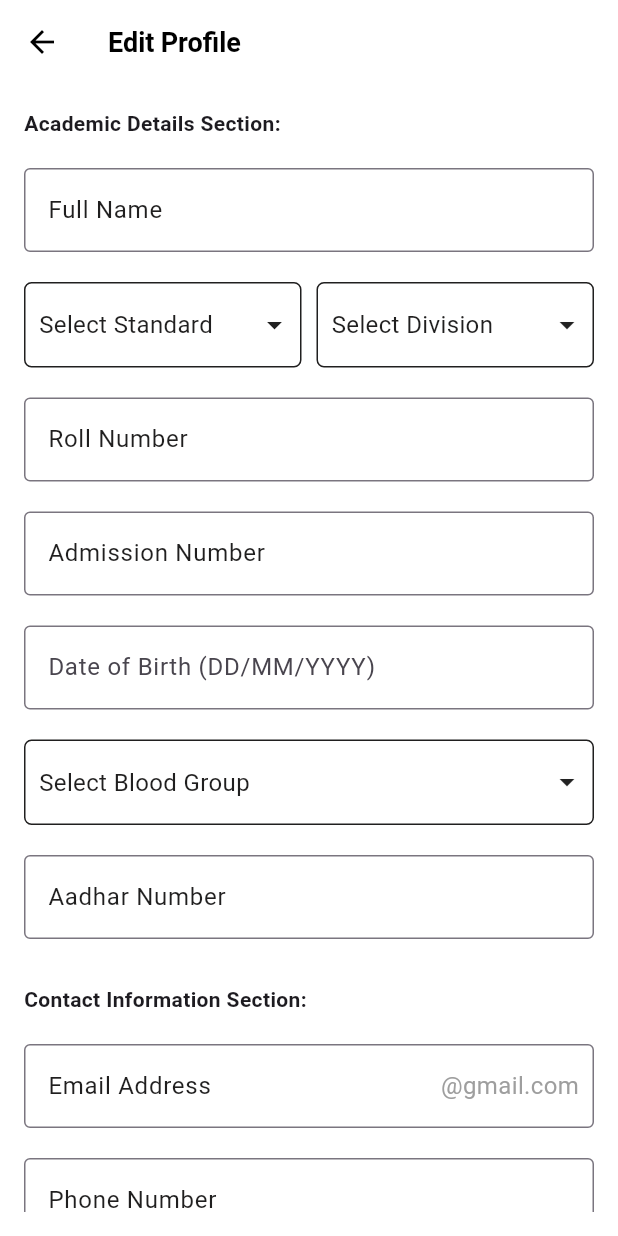
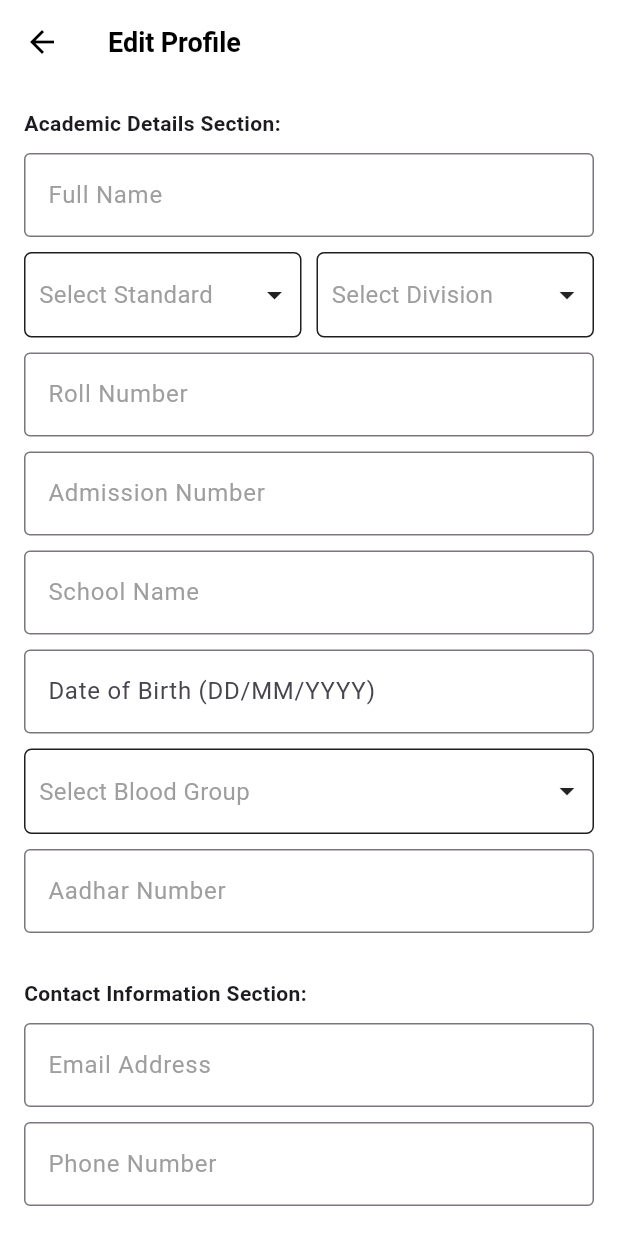
Before and after one commit to Muhammadadnan378/pencilo, a Flutter app: the EditProfilePage screen opened directly, on a phone screen of 412 x 824 dp. Run offline on Flutter 3.47's test engine with Material 3 defaults, Android fonts, the light colour scheme and no system bars; our stand-ins replace cloud_firestore, connectivity_plus, firebase_auth, firebase_core, firebase_storage, geocoding and 11 more; accounts and stored records are empty.

Commit message:
work on text field validation and added gender field in login and add school name into edit

```diff
--- a/lib/model/student_model.dart
+++ b/lib/model/student_model.dart
@@ -58,6 +58,9 @@ class StudentModel extends HiveObject {
   @HiveField(18)
   String? profileUrl;
 
+  @HiveField(19)
+  String? gender;
+
   StudentModel({
     this.uid,
     this.fullName,
@@ -76,7 +79,8 @@ class StudentModel extends HiveObject {
     this.division,
     this.currentLocation,
     this.isStudent,
-    this.profileUrl
+    this.profileUrl,
+    this.gender,
   });
 
   // Convert StudentModel to Map
@@ -100,6 +104,7 @@ class StudentModel extends HiveObject {
       'currentLocation': currentLocation, // Store empty string if null
       'isStudent': isStudent, // Store default value if null
       'profileUrl': profileUrl, // Store empty string if null
+      'gender': gender, // Store empty string if null
     };
   }
 
@@ -124,6 +129,7 @@ class StudentModel extends HiveObject {
       currentLocation: map['currentLocation'] ?? '',
       isStudent: map['isStudent'] ?? true,
       profileUrl: map['profileUrl'] ?? '',
+      gender: map['gender'] ?? '',
     );
   }
 }
--- a/lib/model/teacher_model.dart
+++ b/lib/model/teacher_model.dart
@@ -43,6 +43,9 @@ class TeacherModel {
   @HiveField(13)
   String? profileUrl;
 
+  @HiveField(14)
+  String? gender;
+
   TeacherModel({
     this.uid,
     this.fullName,
@@ -57,6 +60,7 @@ class TeacherModel {
     this.email,
     this.residentialAddress,
     this.profileUrl,
+    this.gender,
   });
 
   // Convert TeacherModel to Map
@@ -75,6 +79,7 @@ class TeacherModel {
       'email': email, // Store empty string if null
       'residentialAddress': residentialAddress, // Store empty string if null
       'profileUrl': profileUrl, // Store empty string if null
+      'gender': gender, // Store empty string if null
     };
   }
 
@@ -94,6 +99,7 @@ class TeacherModel {
       email: map['email'] ?? '',
       residentialAddress: map['residentialAddress'] ?? '',
       profileUrl: map['profileUrl'] ?? '',
+      gender: map['gender'] ?? '',
     );
   }
 }
--- a/lib/view/profile_view/edit_profile_view.dart
+++ b/lib/view/profile_view/edit_profile_view.dart
@@ -2,17 +2,10 @@ import 'package:flutter/material.dart';
 import 'package:get/get.dart';
 import 'package:pencilo/data/consts/const_import.dart';
 import 'package:pencilo/data/custom_widget/custom_media_query.dart';
-
 import '../../controller/profile_controller.dart';
 import '../../data/current_user_data/current_user_Data.dart'; // For Firebase integration
 
-import 'package:flutter/material.dart';
-import 'package:get/get.dart';
-import 'package:pencilo/data/consts/const_import.dart';
-import 'package:pencilo/data/custom_widget/custom_media_query.dart';
-
-import '../../controller/profile_controller.dart';
-import '../../data/current_user_data/current_user_Data.dart'; // For Firebase integration
+final _formKey = GlobalKey<FormState>();
 
 class EditProfilePage extends StatelessWidget {
   final ProfileController controller = Get.put(ProfileController());
@@ -23,26 +16,38 @@ class EditProfilePage extends StatelessWidget {
       appBar: AppBar(title: Text('Edit Profile')),
       body: Padding(
         padding: const EdgeInsets.all(16.0),
+        child: Form(
+          key: _formKey,
           child: ListView(
             children: [
               // Academic Details Section
               Text('Academic Details Section:', style: TextStyle(fontWeight: FontWeight.bold)),
               SizedBox(height: 10),
-            // Inside the body of the EditProfilePage
-            _buildTextField('Full Name', controller.fullNameController),
-
+              _buildTextField('Full Name', isName: true, controller.fullNameController),
               if (CurrentUserData.isTeacher)
                 _buildTextField('Subject', controller.subjectController),
-
-            if (!CurrentUserData.isTeacher)
               Row(
                 children: [
                   Expanded(
-                    child: _buildClassDropdown(),
+                    child: Obx((){
+                      controller.selectedStandard.value;
+                      return _buildDropdown(
+                        subjects: controller.standards,
+                        selectedValue: controller.selectedStandard,
+                        dropdownTitle: "Select Standard",
+                      );
+                    }),
                   ),
                   SizedBox(width: 10),
                   Expanded(
-                    child: _buildSectionDropdown(),
+                    child: Obx((){
+                      controller.selectedDivision.value;
+                      return _buildDropdown(
+                        subjects: controller.divisions,
+                        selectedValue: controller.selectedDivision,
+                        dropdownTitle: "Select Division",
+                      );
+                    }),
                   ),
                 ],
               ),
@@ -50,23 +55,44 @@ class EditProfilePage extends StatelessWidget {
                 _buildTextField('Roll Number', controller.rollNumberController, keyboardType: TextInputType.number),
               if (!CurrentUserData.isTeacher)
                 _buildTextField('Admission Number', controller.admissionNumberController, keyboardType: TextInputType.number),
+              if (!CurrentUserData.isTeacher)
+                _buildTextField('School Name', controller.schoolNameController, keyboardType: TextInputType.text),
 
               _buildDatePickerField('Date of Birth (DD/MM/YYYY)', controller.dobController, context),
-            _buildBloodGroupDropdown(),
-            _buildTextField('Aadhar Number', controller.aadharNumberController, keyboardType: TextInputType.number), // Numeric keyboard for Aadhar number
+              Obx((){
+                controller.selectedBloodGroup.value;
+                return _buildDropdown(
+                  subjects: controller.bloodGroups,
+                  selectedValue: controller.selectedBloodGroup,
+                  dropdownTitle: "Select Blood Group",
+                );
+              }),
+              _buildTextField(
+                  'Aadhar Number',
+                  isAadharNumber: true,
+                  controller.aadharNumberController,
+                  keyboardType: TextInputType.number,
+                  errorMessage: "Aadhar number should be 12 digits"
+              ),
 
               // Contact Information Section
               SizedBox(height: 20),
               Text('Contact Information Section:', style: TextStyle(fontWeight: FontWeight.bold)),
               SizedBox(height: 10),
-            _buildTextField('Email Address', controller.emailController, keyboardType: TextInputType.emailAddress, isEmail: true),
-            _buildTextField('Phone Number', controller.phoneNumberController, keyboardType: TextInputType.phone), // Numeric keyboard for Phone Number
+              _buildTextField(
+                  'Email Address',
+                  controller.emailController,
+                  keyboardType: TextInputType.emailAddress,
+                  isEmail: true,
+                  errorMessage: "Email should contain '@gmail.com'"
+              ),
+              _buildTextField('Phone Number', isPhoneNumber: true, controller.phoneNumberController, keyboardType: TextInputType.phone), // Numeric keyboard for Phone Number
               _buildTextField('Residential Address', controller.residentialAddressController, keyboardType: TextInputType.streetAddress),
 
               if (!CurrentUserData.isTeacher)
                 _buildTextField('Parent/Guardian Name', controller.parentNameController, keyboardType: TextInputType.streetAddress),
               if (!CurrentUserData.isTeacher)
-              _buildTextField('Parent/Guardian Phone Number', controller.parentPhoneController, keyboardType: TextInputType.phone), // Numeric keyboard for Parent/Guardian Phone
+                _buildTextField('Parent/Guardian Phone Number',isGurdianPhone: true, controller.parentPhoneController, keyboardType: TextInputType.phone), // Numeric keyboard for Parent/Guardian Phone
 
               // Done Button
               SizedBox(height: 20),
@@ -74,216 +100,114 @@ class EditProfilePage extends StatelessWidget {
                   ? Center(child: CircularProgressIndicator())
                   : ElevatedButton(
                 onPressed: () {
+                  if (_formKey.currentState!.validate()) {
+                    controller.isLoading(true);
+                    controller.updateProfile(context).then((value) {
                       controller.isLoading(false);
-                controller.saveProfileData(context).then((value) {
-                  controller.isLoading(false);
-                },);
+                    });
+                  }
                 },
-              child: Text('Done'),
                 style: ElevatedButton.styleFrom(backgroundColor: Colors.blue),
+                child: Text('Update Profile'),
               )),
               SizedBox(height: 20),
             ],
           ),
         ),
+      ),
     );
   }
 
-  // Class Dropdown
-// Custom Dropdown with dividers between items
-  Widget _buildClassDropdown() {
-    final List<String> classes = ['4th', '5th', '6th', '7th', '8th', '9th', '10th'];
+  Widget _buildTextField(
+      String label,
+      TextEditingController textFieldControl, {
+        TextInputType keyboardType = TextInputType.text,
+        bool isName = false,
+        bool isAadharNumber = false,
+        bool isEmail = false,
+        bool isPhoneNumber = false,
+        bool isGurdianPhone = false,
+        String? errorMessage, // Add optional errorMessage parameter for validation
+        String isFieldEmpty = "",
+      }) {
+    return Padding(
+      padding: const EdgeInsets.only(bottom: 10.0),
+      child: TextFormField(
+        controller: textFieldControl,
+        keyboardType: keyboardType,
+        autovalidateMode: AutovalidateMode.onUserInteraction, // Automatically validates when the user interacts
+        validator: (value) {
+          return controller.validation(
+            isGurdianPhone: isGurdianPhone,
+            isPhoneNumber: isPhoneNumber,
+            isEmail: isEmail,
+            isAadharNumber: isAadharNumber,
+            isName: isName,
+            value: value!,
+          );
+        },
+        decoration: InputDecoration(
+          labelText: label,
+          labelStyle: TextStyle(fontWeight: FontWeight.w400, fontSize: 16,color: grayColor),
+          border: OutlineInputBorder(),
+        ),
+      ),
+    );
+  }
 
+  Widget _buildDropdown({
+    required List<String> subjects,
+    required RxString selectedValue,
+    required String dropdownTitle,
+  }) {
     return Padding(
-      padding: const EdgeInsets.symmetric(vertical: 10),
-      child: Obx(() {
-        return CustomCard(
+      padding: const EdgeInsets.only(bottom: 10.0),
+      child: CustomCard(
         borderRadius: 5,
         height: 57,
         border: Border.all(color: blackColor),
         child: PopupMenuButton<String>(
           color: whiteColor,
           onSelected: (String value) {
-              controller.selectedClass.value = value;
+            selectedValue.value = value;
           },
           itemBuilder: (BuildContext context) {
-              return classes.map((classItem) {
+            return subjects.map((item) {
               return PopupMenuItem<String>(
-                  value: classItem,
+                value: item,
                 child: Column(
                   children: [
-                      Text(classItem),  // Display the class
-                      Divider(), // Divider added after each item
+                    Text(item),
+                    Divider(),
                   ],
                 ),
               );
             }).toList();
           },
-            child: Row(
+          child: Obx(() => Row(
             children: [
-                SizedBox(width: 9,),
+              const SizedBox(width: 9),
               CustomText(
-                  text:controller.selectedClass.value.isEmpty
-                      ? "Select Standard"
-                      : controller.selectedClass.value,
-                  color: blackColor,
+                text: selectedValue.value.isEmpty
+                    ? dropdownTitle
+                    : selectedValue.value,
+                color: selectedValue.value.isNotEmpty ? blackColor : grayColor,
                 size: 16,
                 fontWeight: FontWeight.w400,
               ),
-                Spacer(),
-                Icon(Icons.arrow_drop_down),
-                SizedBox(width: 5,)
+              const Spacer(),
+              const Icon(Icons.arrow_drop_down),
+              const SizedBox(width: 5),
             ],
-            ),
-          ),
-        );
-      }),
-    );
-  }
-  // Section Dropdown
-  Widget _buildSectionDropdown() {
-    final List<String> sections = ['A', 'B', 'C', 'D', 'E', 'F', 'G', 'H', 'I', 'J'];
-
-    return Padding(
-      padding: const EdgeInsets.symmetric(vertical: 10),
-      child: Obx(() {
-        return CustomCard(
-          borderRadius: 5,
-          height: 57,
-          border: Border.all(color: blackColor),
-          child: PopupMenuButton<String>(
-            color: whiteColor,
-            onSelected: (String value) {
-              controller.selectedSection.value = value;
-            },
-            itemBuilder: (BuildContext context) {
-              return sections.map((section) {
-                return PopupMenuItem<String>(
-                  value: section,
-                  child: Column(
-                    children: [
-                      Text(section),  // Display the section
-                      Divider(), // Divider added after each item
-                    ],
-                  ),
-                );
-              }).toList();
-            },
-            child: Row(
-              children: [
-                SizedBox(width: 9),
-                CustomText(
-                  text: controller.selectedSection.value.isEmpty
-                      ? "Select Division"
-                      : controller.selectedSection.value,
-                  color: blackColor,
-                  size: 16,
-                  fontWeight: FontWeight.w400,
-                ),
-                Spacer(),
-                Icon(Icons.arrow_drop_down),
-                SizedBox(width: 5),
-              ],
-            ),
-          ),
-        );
-      }),
-    );
-  }
-
-  Widget _buildTextField(
-      String label,
-      TextEditingController controller,
-      {
-        TextInputType keyboardType = TextInputType.text,
-        bool isEmail = false
-      }
-      ) {
-    return Padding(
-      padding: const EdgeInsets.symmetric(vertical: 10),
-      child: TextFormField(
-        controller: controller,
-        keyboardType: keyboardType,
-        decoration: InputDecoration(
-          labelText: label,
-          labelStyle: TextStyle(
-            fontWeight: FontWeight.w400,
-            fontSize: 16,
-            color: blackColor,
-          ),
-          suffixIcon: isEmail ? SizedBox(
-            width: SizeConfig.screenWidth * 0.4,
-            child: Padding(
-              padding: const EdgeInsets.only(right: 10.0),
-              child: Align(
-                alignment: Alignment.centerRight,
-                child: CustomText(
-                  text: "@gmail.com",
-                  size: 16,
-                  color: grayColor,
-                ),
-              ),
-            ),
-          )
-              : SizedBox(),
-          border: OutlineInputBorder(),
+          )),
         ),
       ),
     );
   }
 
-// Blood Group Dropdown
-  Widget _buildBloodGroupDropdown() {
-    return Padding(
-      padding: const EdgeInsets.symmetric(vertical: 10),
-      child: Obx(() {
-        return CustomCard(
-          borderRadius: 5,
-          height: 57,
-          border: Border.all(color: blackColor),
-          child: PopupMenuButton<String>(
-            color: whiteColor,
-            onSelected: (String value) {
-              controller.selectedBloodGroup.value = value;
-            },
-            itemBuilder: (BuildContext context) {
-              return controller.bloodGroups.map((bloodGroup) {
-                return PopupMenuItem<String>(
-                  value: bloodGroup,
-                  child: Column(
-                    children: [
-                      Text(bloodGroup), // Display the blood group
-                      Divider(), // Divider added after each item
-                    ],
-                  ),
-                );
-              }).toList();
-            },
-            child: Row(
-              children: [
-                SizedBox(width: 9),
-                CustomText(
-                  text: controller.selectedBloodGroup.value.isEmpty
-                      ? "Select Blood Group"
-                      : controller.selectedBloodGroup.value,
-                  color: blackColor,
-                  size: 16,
-                  fontWeight: FontWeight.w400,
-                ),
-                Spacer(),
-                Icon(Icons.arrow_drop_down),
-                SizedBox(width: 5),
-              ],
-            ),
-          ),
-        );
-      }),
-    );
-  }
-
   Widget _buildDatePickerField(String label, TextEditingController Textcontroller, BuildContext context) {
     return Padding(
-      padding: const EdgeInsets.symmetric(vertical: 10),
+      padding: const EdgeInsets.only(bottom: 10.0),
       child: GestureDetector(
         onTap: () {
           controller.pickDateOfBirth(context);
```
Also changed, not shown: lib/controller/login_controller.dart (+11 -29 lines), lib/controller/profile_controller.dart (+50 -134 lines), lib/data/current_user_data/current_user_Data.dart (+3 -34 lines), lib/view/login_view/login_view.dart (+54 -82 lines), lib/model/student_model.g.dart, lib/model/teacher_model.g.dart. Lines whose indentation alone changed are shown as unchanged.
